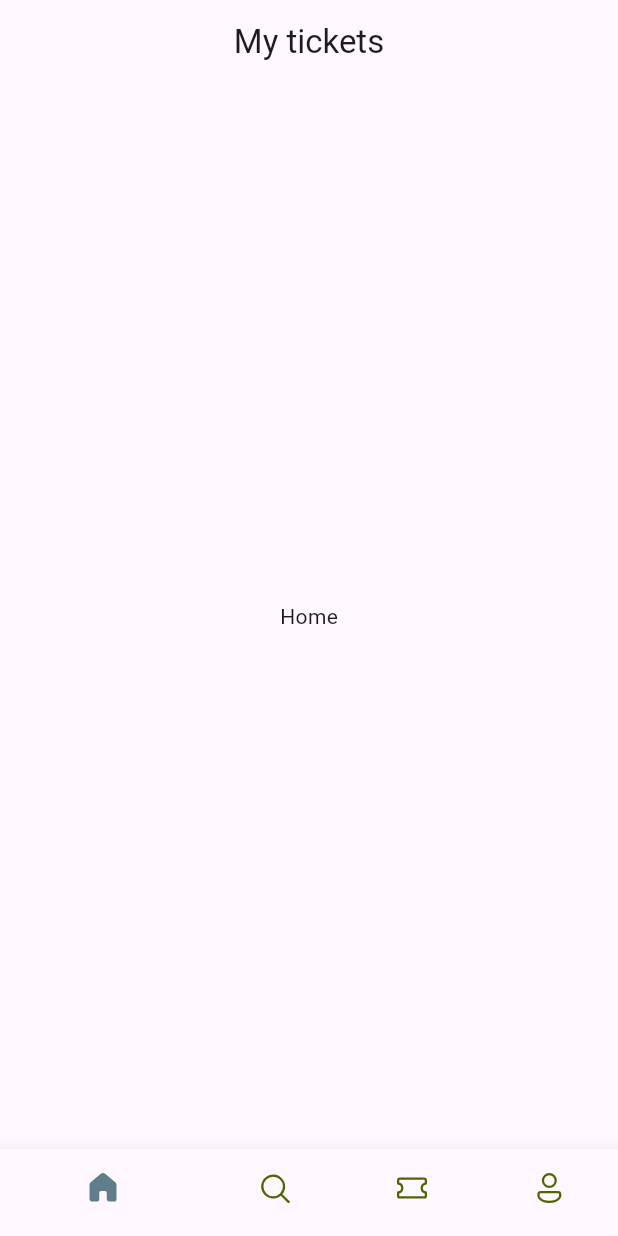
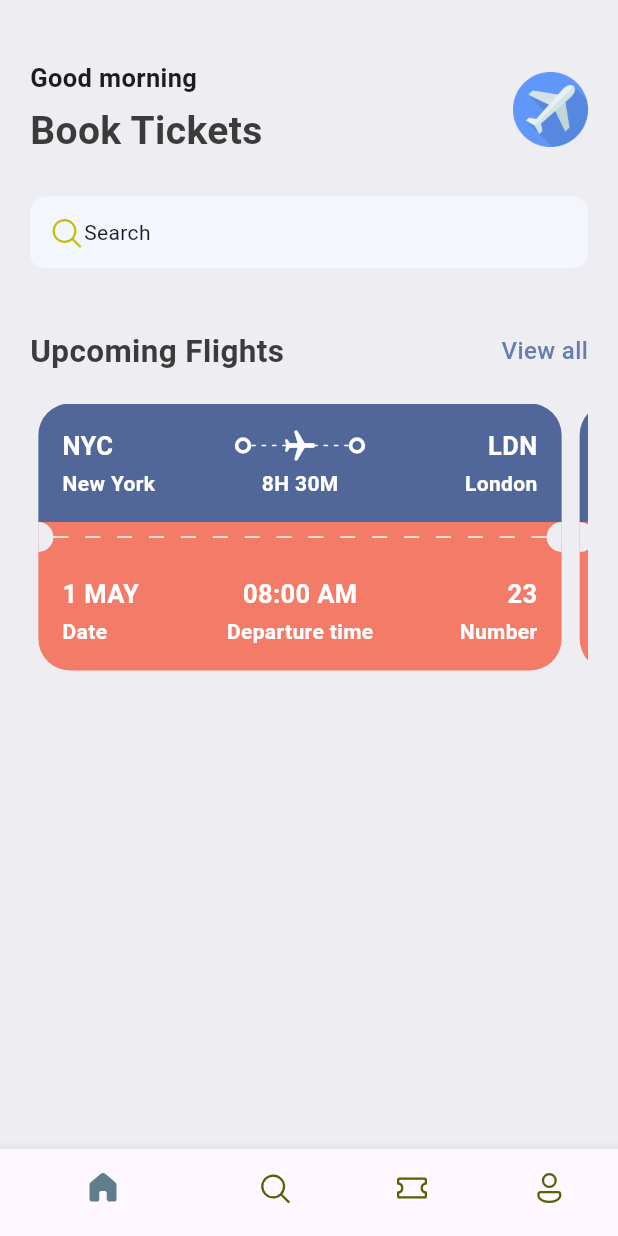
Before and after one commit to Ueetim/ticket-app, a Flutter app: the screen it shows after launch, on a phone screen of 412 x 824 dp. Run offline on Flutter 3.47's test engine with Material 3 defaults, Android fonts, the phone set to English and light mode, and no system bars; our stand-ins replace fluentui_icons.

Commit message:
setup routing

```diff
--- a/lib/base/bottom_nav_bar.dart
+++ b/lib/base/bottom_nav_bar.dart
@@ -1,6 +1,7 @@
 // import 'package:flutter/cupertino.dart';
 import 'package:fluentui_icons/fluentui_icons.dart';
 import 'package:flutter/material.dart';
+import 'package:ticket_app/screens/home_screen.dart';
 
 class BottomNavBar extends StatefulWidget {
   const BottomNavBar({super.key});
@@ -12,7 +13,7 @@ class BottomNavBar extends StatefulWidget {
 class _BottomNavBarState extends State<BottomNavBar> {
 
   final appScreens = [
-    const Text("Home"),
+    const HomeScreen(),
     const Text("Search"),
     const Text("Tickets"),
     const Text("Profile")
@@ -31,9 +32,6 @@ class _BottomNavBarState extends State<BottomNavBar> {
   @override
   Widget build(BuildContext context) {
     return Scaffold(
-      appBar: AppBar(
-        title: Center(child: Text("My tickets")),
-      ),
       body: Center(
         child: appScreens[_selectedIndex],
       ),
--- /dev/null
+++ b/lib/base/res/media.dart
@@ -0,0 +1,4 @@
+class AppMedia {
+  static const _baseImage = "assets/images";
+  static const logo = '$_baseImage/logo.png';
+}
--- /dev/null
+++ b/lib/base/res/styles/app_styles.dart
@@ -0,0 +1,39 @@
+// import 'dart:ui';
+import 'package:flutter/material.dart';
+
+Color primary = const Color(0xFF687daf);
+class AppStyles {
+  static Color primaryColor = primary;
+  static Color textColor = const Color(0xFF3b3b3b);
+  static Color bgColor = const Color(0xFFeeedf2);
+  static Color ticketBlue = const Color(0xFF526799);
+  static Color ticketOrange = const Color(0xFFF37B67);
+
+  static TextStyle textStyle = TextStyle(
+      fontSize: 16,
+      fontWeight: FontWeight.w500,
+      color: textColor
+  );
+
+  static TextStyle headlineStyle1 = TextStyle(
+      fontSize: 26,
+      fontWeight: FontWeight.bold,
+      color: textColor
+  );
+
+  static TextStyle headlineStyle2 = TextStyle(
+      fontSize: 21,
+      fontWeight: FontWeight.bold,
+      color: textColor
+  );
+
+  static TextStyle headlineStyle3 = const TextStyle(
+      fontSize: 17,
+      fontWeight: FontWeight.w600
+  );
+
+  static TextStyle headlineStyle4 = const TextStyle(
+      fontSize: 14,
+      fontWeight: FontWeight.w600
+  );
+}
--- /dev/null
+++ b/lib/base/res/utils/all_json.dart
@@ -0,0 +1,86 @@
+List<Map<String, dynamic>> ticketList = [
+  {
+    'from': {
+      'code': 'NYC',
+      'name': 'New York'
+    },
+    'to': {
+      'code': 'LDN',
+      'name': 'London'
+    },
+    'flying_time': '8H 30M',
+    'date': '1 MAY',
+    'departure_time': '08:00 AM',
+    'number': 23
+  },
+  {
+    'from': {
+      'code': 'DK',
+      'name': 'Dhaka'
+    },
+    'to': {
+      'code': 'SH',
+      'name': 'Shanghai'
+    },
+    'flying_time': '4H 20M',
+    'date': '10 MAY',
+    'departure_time': '09:00 AM',
+    'number': 45
+  },
+  {
+    'from': {
+      'code': 'DK',
+      'name': 'Dhaka'
+    },
+    'to': {
+      'code': 'GZ',
+      'name': 'Guangzhou'
+    },
+    'flying_time': '4H 20M',
+    'date': '12 MAY',
+    'departure_time': '11:00 AM',
+    'number': 55
+  },
+  {
+    'from': {
+      'code': 'NYC',
+      'name': 'New York'
+    },
+    'to': {
+      'code': 'LDN',
+      'name': 'London'
+    },
+    'flying_time': '8H 30M',
+    'date': '1 MAY',
+    'departure_time': '08:00 AM',
+    'number': 23
+  },
+  {
+    'from': {
+      'code': 'DK',
+      'name': 'Dhaka'
+    },
+    'to': {
+      'code': 'SH',
+      'name': 'Shanghai'
+    },
+    'flying_time': '4H 20M',
+    'date': '10 MAY',
+    'departure_time': '09:00 AM',
+    'number': 45
+  },
+  {
+    'from': {
+      'code': 'DK',
+      'name': 'Dhaka'
+    },
+    'to': {
+      'code': 'GZ',
+      'name': 'Guangzhou'
+    },
+    'flying_time': '4H 20M',
+    'date': '12 MAY',
+    'departure_time': '11:00 AM',
+    'number': 55
+  }
+];
--- /dev/null
+++ b/lib/base/widgets/app_double_text.dart
@@ -0,0 +1,28 @@
+import 'package:flutter/material.dart';
+import 'package:ticket_app/base/res/styles/app_styles.dart';
+import 'package:ticket_app/screens/all_tickets.dart';
+
+class AppDoubleText extends StatelessWidget {
+  const AppDoubleText({super.key, required this.bigText,required this.smallText});
+  final String bigText;
+  final String smallText;
+
+  @override
+  Widget build(BuildContext context) {
+    return Container(
+        padding: const EdgeInsets.symmetric(horizontal: 20),
+        child: Row(
+          mainAxisAlignment: MainAxisAlignment.spaceBetween,
+          children: [
+            Text(bigText, style: AppStyles.headlineStyle2,),
+            InkWell( // we use Inkwell because it contains tap event
+              onTap: () => Navigator.pushNamed(context, "/all_tickets"),
+              child: Text(smallText, style: AppStyles.textStyle.copyWith( // copyWith overwrites style
+                color: AppStyles.primaryColor
+              ),),
+            )
+          ],
+        ),
+    );
+  }
+}
--- /dev/null
+++ b/lib/base/widgets/app_layoutbuilder_widget.dart
@@ -0,0 +1,25 @@
+import 'package:flutter/material.dart';
+
+class AppLayoutbuilderWidget extends StatelessWidget {
+  final int randomDivider;
+  final double width;
+
+  const AppLayoutbuilderWidget({super.key, required this.randomDivider, this.width = 3});
+
+  @override
+  Widget build(BuildContext context) {
+    return LayoutBuilder(builder: (BuildContext context, BoxConstraints constraints) {
+      return Flex(
+        mainAxisAlignment: MainAxisAlignment.spaceBetween,
+        direction: Axis.horizontal,
+        children: List.generate((constraints.constrainWidth()/randomDivider).floor(), (index) => SizedBox(
+            width: width,
+            height: 1,
+            child: const DecoratedBox(decoration: BoxDecoration(
+              color: Colors.white
+            )),
+        )),
+      );
+    });
+  }
+}
--- /dev/null
+++ b/lib/base/widgets/big_circle.dart
@@ -0,0 +1,21 @@
+import 'package:flutter/material.dart';
+import 'package:ticket_app/base/res/styles/app_styles.dart';
+
+class BigCircle extends StatelessWidget {
+  const BigCircle({super.key});
+
+  @override
+  Widget build(BuildContext context) {
+    return SizedBox(
+      height: 20,
+      width: 10,
+      child: DecoratedBox(decoration: BoxDecoration(
+        color: AppStyles.bgColor,
+        borderRadius: const BorderRadius.only(
+            topRight: Radius.circular(10),
+            bottomRight: Radius.circular(10)
+        ),
+      )),
+    );
+  }
+}
--- /dev/null
+++ b/lib/base/widgets/big_dot.dart
@@ -0,0 +1,16 @@
+import 'package:flutter/material.dart';
+
+class BigDot extends StatelessWidget {
+  const BigDot({super.key});
+
+  @override
+  Widget build(BuildContext context) {
+    return Container(
+      padding: EdgeInsets.all(3),
+      decoration: BoxDecoration(
+        border: Border.all(width: 2.5, color: Colors.white),
+        borderRadius: BorderRadius.circular(20)
+      ),
+    );
+  }
+}
--- /dev/null
+++ b/lib/base/widgets/text_style_fourth.dart
@@ -0,0 +1,18 @@
+import 'package:flutter/material.dart';
+import 'package:ticket_app/base/res/styles/app_styles.dart';
+
+class TextStyleFourth extends StatelessWidget {
+  final String text;
+  final bool alignEnd;
+
+  const TextStyleFourth({super.key, required this.text, this.alignEnd = false});
+
+  @override
+  Widget build(BuildContext context) {
+    return Text(
+      text,
+      style: AppStyles.headlineStyle4.copyWith(color: Colors.white),
+      textAlign: alignEnd ? TextAlign.end : TextAlign.start,
+    );
+  }
+}
--- /dev/null
+++ b/lib/base/widgets/text_style_third.dart
@@ -0,0 +1,18 @@
+import 'package:flutter/material.dart';
+import 'package:ticket_app/base/res/styles/app_styles.dart';
+
+class TextStyleThird extends StatelessWidget {
+  final String text;
+  final bool alignEnd;
+
+  const TextStyleThird({super.key, required this.text, this.alignEnd = false});
+
+  @override
+  Widget build(BuildContext context) {
+    return Text(
+      text,
+      style: AppStyles.headlineStyle3.copyWith(color: Colors.white),
+      textAlign: alignEnd ? TextAlign.end : TextAlign.start,
+    );
+  }
+}
--- /dev/null
+++ b/lib/base/widgets/ticket_view.dart
@@ -0,0 +1,164 @@
+import 'package:fluentui_icons/fluentui_icons.dart';
+import 'package:flutter/material.dart';
+import 'package:ticket_app/base/res/styles/app_styles.dart';
+import 'package:ticket_app/base/widgets/app_layoutbuilder_widget.dart';
+import 'package:ticket_app/base/widgets/big_circle.dart';
+import 'package:ticket_app/base/widgets/big_dot.dart';
+import 'package:ticket_app/base/widgets/text_style_fourth.dart';
+import 'package:ticket_app/base/widgets/text_style_third.dart';
+
+class TicketView extends StatelessWidget {
+  final Map<String, dynamic> ticket;
+  final bool wholeScreen;
+  const TicketView({super.key, required this.ticket, this.wholeScreen = false});
+
+  @override
+  Widget build(BuildContext context) {
+    final size = MediaQuery.of(context).size; // get the size of the screen
+
+    return SizedBox(
+        width: size.width * 0.85, // 85% of screen
+        height: 189,
+        child: Container(
+          margin: EdgeInsets.only(right: wholeScreen ? 0 : 12),
+          child: Column(
+            children: [
+              // blue part
+              Container(
+                padding: EdgeInsets.all(16),
+                decoration: BoxDecoration(
+                  color: AppStyles.ticketBlue,
+                  borderRadius: BorderRadius.only(topLeft: Radius.circular(21), topRight: Radius.circular(21))
+                ),
+                child: Column(
+                  children: [
+                    // show departure and destination with icons
+                    Row(
+                      children: [
+                        SizedBox(
+                          width: 50,
+                          child: TextStyleThird(text: ticket['from']['code'])
+                        ),
+                        Expanded(child: Container()),
+                        const BigDot(),
+                        Expanded(
+                            child: Stack( // stack is used for overlapping items
+                              children: [
+                                SizedBox(
+                                  height: 24,
+                                  child: AppLayoutbuilderWidget(randomDivider: 6,),
+                                ),
+                                Center(
+                                  child: Transform.rotate(
+                                    angle: 1.57,
+                                    child: const Icon(Icons.local_airport_rounded, color: Colors.white,)
+                                  ),
+                                )
+                              ],
+                            )
+                        ),
+                        const BigDot(),
+                        Expanded(child: Container()),
+                        SizedBox(
+                          width: 50,
+                          child: TextStyleThird(text: ticket['to']['code'], alignEnd: true,)
+                        )
+                      ],
+                    ),
+
+                    SizedBox(height: 3,),
+
+                    // show departure and destination names with time
+                    Row(
+                      children: [
+                        SizedBox(
+                          width: 100,
+                          child: TextStyleFourth(text: ticket['from']['name'])
+                        ),
+                        Expanded(child: Container()),
+                        Text(ticket['flying_time'], style: AppStyles.headlineStyle4.copyWith(color: Colors.white),),
+                        Expanded(child: Container()),
+                        SizedBox(
+                          width: 100,
+                          child: TextStyleFourth(text: ticket['to']['name'], alignEnd: true)
+                        )
+                      ],
+                    ),
+                  ],
+                )
+              ),
+
+              // mid-section
+              Container(
+                height: 20,
+                color: AppStyles.ticketOrange,
+                child: Row(
+                  children: [
+                    BigCircle(),
+                    Expanded(
+                      child: AppLayoutbuilderWidget(randomDivider: 20, width: 10,),
+                    ),
+
+                    // rotate it
+                    Transform.rotate(
+                      angle: 3.14159, // π radians (180 degrees)
+                      child: BigCircle(),
+                    )
+                  ],
+                ),
+              ),
+
+              // orange part
+              Container(
+                  padding: EdgeInsets.all(16),
+                  decoration: BoxDecoration(
+                      color: AppStyles.ticketOrange,
+                      borderRadius: BorderRadius.only(bottomLeft: Radius.circular(21), bottomRight: Radius.circular(21))
+                  ),
+                  child: Column(
+                    children: [
+                      // show departure and destination with icons
+                      Row(
+                        children: [
+                          SizedBox(
+                            width: 100,
+                            child: TextStyleThird(text: ticket['date'])
+                          ),
+                          Expanded(child: Container()),
+                          Text(ticket['departure_time'], style: AppStyles.headlineStyle3.copyWith(color: Colors.white),),
+                          Expanded(child: Container()),
+                          SizedBox(
+                            width: 100,
+                            child: TextStyleThird(text: '${ticket['number']}', alignEnd: true,),
+                          )
+                        ],
+                      ),
+
+                      SizedBox(height: 3,),
+
+                      // show departure and destination names with time
+                      Row(
+                        children: [
+                          SizedBox(
+                            width: 100,
+                            child: TextStyleFourth(text: "Date")
+                          ),
+                          Expanded(child: Container()),
+                          Text("Departure time", style: AppStyles.headlineStyle4.copyWith(color: Colors.white),),
+                          Expanded(child: Container()),
+                          SizedBox(
+                            width: 100,
+                            child: TextStyleFourth(text: "Number", alignEnd: true,)
+                          )
+                        ],
+                      ),
+                    ],
+                  )
+              ),
+            ],
+          ),
+        ),
+
+    );
+  }
+}
--- a/lib/main.dart
+++ b/lib/main.dart
@@ -1,5 +1,6 @@
 import 'package:flutter/material.dart';
 import 'package:ticket_app/base/bottom_nav_bar.dart';
+import 'package:ticket_app/screens/all_tickets.dart';
 
 void main() {
   runApp(const MyApp());
@@ -11,7 +12,11 @@ class MyApp extends StatelessWidget {
   @override
   Widget build(BuildContext context) {
     return MaterialApp(
-      home: BottomNavBar()
+      debugShowCheckedModeBanner: false, // remove 'debug' banner
+      routes: {
+        "/": (context) => const BottomNavBar(),
+        "/all_tickets": (context) => const AllTickets(),
+      },
     );
   }
 }
--- /dev/null
+++ b/lib/screens/all_tickets.dart
@@ -0,0 +1,31 @@
+import 'package:flutter/material.dart';
+import 'package:ticket_app/base/res/utils/all_json.dart';
+import 'package:ticket_app/base/widgets/ticket_view.dart';
+
+class AllTickets extends StatelessWidget {
+  const AllTickets({super.key});
+
+  @override
+  Widget build(BuildContext context) {
+    return Scaffold(
+      appBar: AppBar(
+        title: const Text("All Tickets"),
+      ),
+      body: ListView(
+        children: [
+          SingleChildScrollView(
+            child: Column(
+              children: ticketList
+                  .map((singleTicket) =>
+                    Container( // useful for the margin
+                      margin: EdgeInsets.only(bottom: 10),
+                      child: TicketView(ticket: singleTicket, wholeScreen: true,)),
+                    )
+                  .toList(),
+            ),
+          )
+        ],
+      ),
+    );
+  }
+}
--- /dev/null
+++ b/lib/screens/home_screen.dart
@@ -0,0 +1,93 @@
+// import 'package:flutter/cupertino.dart';
+import 'package:fluentui_icons/fluentui_icons.dart';
+import 'package:flutter/material.dart';
+import 'package:ticket_app/base/res/media.dart';
+import 'package:ticket_app/base/res/styles/app_styles.dart';
+import 'package:ticket_app/base/res/utils/all_json.dart';
+import 'package:ticket_app/base/widgets/app_double_text.dart';
+import 'package:ticket_app/base/widgets/ticket_view.dart';
+
+class HomeScreen extends StatelessWidget {
+  const HomeScreen({super.key});
+
+  @override
+  Widget build(BuildContext context) {
+    return Scaffold(
+      backgroundColor: AppStyles.bgColor,
+      // ListView makes it scrollable
+      body: ListView(
+        children: [
+          const SizedBox(height: 40),
+          Container(
+            padding: const EdgeInsets.symmetric(horizontal: 20),
+            child: Column(
+             children: [
+               Row(
+                 mainAxisAlignment: MainAxisAlignment.spaceBetween,
+                 children: [
+                   Column(
+                     // ensure they start at the same left alignment
+                     crossAxisAlignment: CrossAxisAlignment.start,
+                     children: [
+                       Text("Good morning", style: AppStyles.headlineStyle3),
+                       const SizedBox(height: 5,), // create spacing between the texts
+                       Text("Book Tickets", style: AppStyles.headlineStyle1)
+                     ],
+                   ),
+                   Container(
+                     width: 50,
+                     height: 50,
+                     decoration: BoxDecoration(
+                       borderRadius: BorderRadius.circular(10),
+                       image: const DecorationImage(
+                         image: AssetImage(AppMedia.logo),
+                       )
+                     ),
+                   )
+                 ],
+               ),
+               const SizedBox(height: 25),
+               Container(
+                 padding: const EdgeInsets.symmetric(horizontal: 12, vertical: 12),
+                 decoration: BoxDecoration(
+                   borderRadius: BorderRadius.circular(10),
+                   color: const Color(0xFFF4F6FD)
+                 ),
+                 child: const Row(
+                   children: [
+                     Icon(FluentSystemIcons.ic_fluent_search_regular, color: Color(0xFFBFC205),),
+                     Text("Search")
+                   ],
+                 ),
+               )
+             ],
+            ),
+          ),
+          const SizedBox(height: 40,),
+          const AppDoubleText(bigText: 'Upcoming Flights', smallText: 'View all'),
+          const SizedBox(height: 20,),
+          // SingleChildScrollView(
+          //   scrollDirection: Axis.horizontal,
+          //   padding: EdgeInsets.symmetric(horizontal: 20),
+          //   child: Row(
+          //     children: ticketList.take(2).map((singleTicket) => TicketView(ticket: singleTicket)).toList() // extract first two tickets
+          //   )
+          // )
+
+          // for scroll snap
+          Container(
+            height: 185,
+            padding: EdgeInsets.symmetric(horizontal: 20),
+            child: PageView.builder(
+              controller: PageController(viewportFraction: 0.97),
+              itemCount: ticketList.length,
+              itemBuilder: (context, index) {
+                return TicketView(ticket: ticketList[index]);
+              },
+            ),
+          ),
+        ],
+      ),
+    );
+  }
+}
--- a/pubspec.yaml
+++ b/pubspec.yaml
@@ -59,8 +59,8 @@ flutter:
   uses-material-design: true
 
   # To add assets to your application, add an assets section, like this:
-  # assets:
-  #   - images/a_dot_burr.jpeg
+  assets:
+    - assets/images/
   #   - images/a_dot_ham.jpeg
 
   # An image asset can refer to one or more resolution-specific "variants", see
```
Also changed, not shown: assets/images/logo.png (added).
